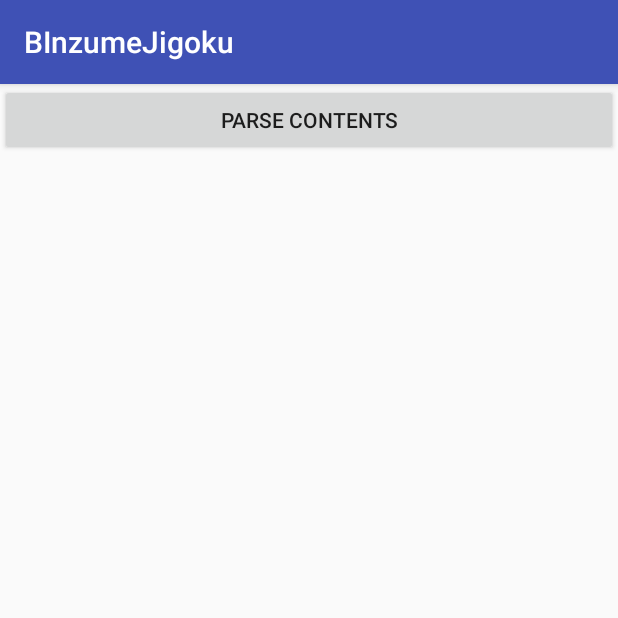
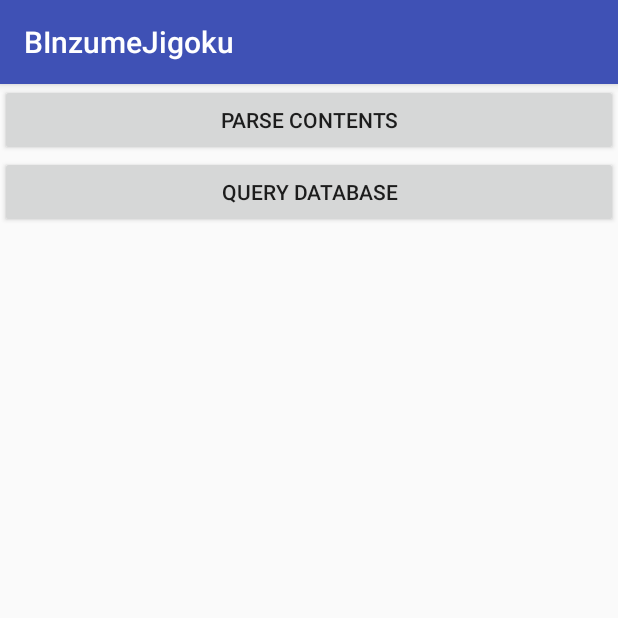
Before and after one commit to outerlet/BinzumeJigoku, an Android app: the screen it shows after launch (LaunchActivity), after a tap on "PARSE CONTENTS", on a phone screen of 412 x 824 dp, the top half of it. Run offline under Robolectric (Android 15) with nearby library versions, the phone set to English and light mode, and no system bars.

Commit message:
コンテンツの内容をDBに保存

```diff
--- a/app/src/main/assets/contents_binzume_jigoku.xml
+++ b/app/src/main/assets/contents_binzume_jigoku.xml
@@ -1,5 +1,5 @@
 <document>
-	<meta-data ruby_delimiter="|" />
+	<meta-data ruby_closure="^" ruby_delimiter="|" />
 	<section index="0">
 		<image src="bottle_letter" duration="0.5" effect="fade" chain="wait" />
 		<text>
--- a/app/src/main/java/jp/onetake/binzumejigoku/activity/LaunchActivity.java
+++ b/app/src/main/java/jp/onetake/binzumejigoku/activity/LaunchActivity.java
@@ -1,5 +1,7 @@
 package jp.onetake.binzumejigoku.activity;
 
+import android.database.Cursor;
+import android.database.sqlite.SQLiteDatabase;
 import android.support.v7.app.AppCompatActivity;
 import android.os.Bundle;
 import android.view.View;
@@ -7,23 +9,42 @@ import android.view.View;
 import org.xmlpull.v1.XmlPullParserException;
 
 import java.io.IOException;
-import java.io.InputStreamReader;
 
 import jp.onetake.binzumejigoku.R;
+import jp.onetake.binzumejigoku.contents.data.ContentsDbOpenHelper;
 import jp.onetake.binzumejigoku.contents.parser.ContentsParser;
 
-public class LaunchActivity extends AppCompatActivity {
+public class LaunchActivity extends AppCompatActivity implements View.OnClickListener {
 	@Override
 	protected void onCreate(Bundle savedInstanceState) {
 		super.onCreate(savedInstanceState);
 		setContentView(R.layout.activity_launch);
 
-		findViewById(R.id.button_check).setOnClickListener(new View.OnClickListener() {
-			@Override
-			public void onClick(View view) {
+		findViewById(R.id.button_parse_contents).setOnClickListener(this);
+		findViewById(R.id.button_query_database).setOnClickListener(this);
+	}
+
+	@Override
+	public void onClick(View view) {
+		switch (view.getId()) {
+			case R.id.button_parse_contents:
 				parseContents();
-			}
-		});
+				break;
+			case R.id.button_query_database:
+				query((new ContentsDbOpenHelper(this)).getReadableDatabase());
+				break;
+		}
+	}
+
+	private void query(SQLiteDatabase db) {
+		Cursor c = db.rawQuery("select id, section, sequence, type, value1, contents_text from tbl_contents", null);
+		c.moveToFirst();
+		for (int i = 0 ; i < c.getCount() ; i++) {
+			android.util.Log.i("CONTENTS-DB", "id = " + c.getString(0) + ", section = " + c.getString(1) + ", sequence = " + c.getString(2)
+					+ ", type = " + c.getString(3) + ", value1 = " + c.getString(4) + ", contents_text = " + c.getString(5));
+			c.moveToNext();
+		}
+		c.close();
 	}
 
 	private void parseContents() {
--- /dev/null
+++ b/app/src/main/java/jp/onetake/binzumejigoku/contents/common/ContentsHandler.java
@@ -0,0 +1,31 @@
+package jp.onetake.binzumejigoku.contents.common;
+
+public class ContentsHandler {
+	private static ContentsHandler mInstance;
+
+	private String mRubyDelimiter;
+	private String mRubyClosure;
+
+	public static ContentsHandler getInstance() {
+		if (mInstance == null) {
+			mInstance = new ContentsHandler();
+		}
+		return mInstance;
+	}
+
+	public void setRubyDelimiter(String delimiter) {
+		mRubyDelimiter = delimiter;
+	}
+
+	public void setRubyClosure(String closure) {
+		mRubyClosure = closure;
+	}
+
+	public String getRubyDelimiter() {
+		return mRubyDelimiter;
+	}
+
+	public String getRubyClosure() {
+		return mRubyClosure;
+	}
+}
--- a/app/src/main/java/jp/onetake/binzumejigoku/contents/def/ContentsType.java
+++ b/app/src/main/java/jp/onetake/binzumejigoku/contents/common/ContentsType.java
@@ -1,4 +1,4 @@
-package jp.onetake.binzumejigoku.contents.def;
+package jp.onetake.binzumejigoku.contents.common;
 
 public enum ContentsType {
 	Unknown,
--- /dev/null
+++ b/app/src/main/java/jp/onetake/binzumejigoku/contents/data/ContentsDbOpenHelper.java
@@ -0,0 +1,28 @@
+package jp.onetake.binzumejigoku.contents.data;
+
+import android.content.Context;
+import android.database.sqlite.SQLiteDatabase;
+import android.database.sqlite.SQLiteOpenHelper;
+
+import jp.onetake.binzumejigoku.R;
+
+public class ContentsDbOpenHelper extends SQLiteOpenHelper {
+	private Context mContext;
+
+	public ContentsDbOpenHelper(Context context) {
+		super(context, context.getString(R.string.db_name), null, context.getResources().getInteger(R.integer.db_version));
+
+		mContext = context;
+	}
+
+	@Override
+	public void onCreate(SQLiteDatabase db) {
+		db.execSQL(mContext.getString(R.string.db_create_contents_table_sql));
+	}
+
+	@Override
+	public void onUpgrade(SQLiteDatabase db, int oldVersion, int newVersion) {
+		db.execSQL(mContext.getString(R.string.db_drop_contents_table_sql));
+		onCreate(db);
+	}
+}
--- a/app/src/main/java/jp/onetake/binzumejigoku/contents/parser/ClearTextSource.java
+++ b/app/src/main/java/jp/onetake/binzumejigoku/contents/parser/ClearTextSource.java
@@ -1,12 +1,23 @@
 package jp.onetake.binzumejigoku.contents.parser;
+
+import android.content.Context;
+import android.database.sqlite.SQLiteDatabase;
 
 import org.xmlpull.v1.XmlPullParser;
 
-import jp.onetake.binzumejigoku.contents.def.ContentsType;
+import jp.onetake.binzumejigoku.contents.common.ContentsType;
 
-public class ClearTextSource extends Source {
-	public ClearTextSource(XmlPullParser parser) {
-		super(parser);
+public class ClearTextSource extends SectionChildSource {
+	/**
+	 * コンストラクタ
+	 * @param context      コンテキスト
+	 * @param parser       XMLの解析を担当するパーサー
+	 * @param database     コンテンツの各要素を保存するためのDBオブジェクト
+	 * @param sectionIndex このオブジェクトが属するセクションのインデックス値
+	 * @param sequence     通し番号
+	 */
+	public ClearTextSource(Context context, XmlPullParser parser, SQLiteDatabase database, int sectionIndex, int sequence) {
+		super(context, parser, database, sectionIndex, sequence);
 	}
 
 	@Override
--- a/app/src/main/java/jp/onetake/binzumejigoku/contents/parser/ContentsParser.java
+++ b/app/src/main/java/jp/onetake/binzumejigoku/contents/parser/ContentsParser.java
@@ -1,6 +1,7 @@
 package jp.onetake.binzumejigoku.contents.parser;
 
 import android.content.Context;
+import android.database.sqlite.SQLiteDatabase;
 import android.util.Xml;
 
 import org.xmlpull.v1.XmlPullParser;
@@ -9,37 +10,37 @@ import org.xmlpull.v1.XmlPullParserException;
 import java.io.IOException;
 import java.io.InputStreamReader;
 
-import jp.onetake.binzumejigoku.contents.def.ContentsType;
+import jp.onetake.binzumejigoku.contents.data.ContentsDbOpenHelper;
+import jp.onetake.binzumejigoku.contents.common.ContentsType;
 
 public class ContentsParser {
 	private Context mContext;
-	private XmlPullParser mXmlParser;
 
 	public ContentsParser(Context context) {
 		mContext = context;
 	}
 
 	public void parse(String fileName) throws IOException, XmlPullParserException {
-		try (InputStreamReader reader = new InputStreamReader(mContext.getAssets().open(fileName))) {
-			mXmlParser = Xml.newPullParser();
-			mXmlParser.setInput(reader);
+		InputStreamReader reader = new InputStreamReader(mContext.getAssets().open(fileName));
+		ContentsDbOpenHelper helper = new ContentsDbOpenHelper(mContext);
+		SQLiteDatabase database = helper.getWritableDatabase();
 
-			while (mXmlParser.next() != XmlPullParser.END_DOCUMENT) {
-				if (mXmlParser.getEventType() == XmlPullParser.START_TAG) {
-					switch (ContentsType.getValue(mXmlParser.getName())) {
+		XmlPullParser parser = Xml.newPullParser();
+		parser.setInput(reader);
+
+		while (parser.next() != XmlPullParser.END_DOCUMENT) {
+			if (parser.getEventType() == XmlPullParser.START_TAG) {
+				switch (ContentsType.getValue(parser.getName())) {
 					case MetaData:
-							(new MetaDataSource(mXmlParser)).parse();
+						(new MetaDataSource(mContext, parser, database)).parse();
 						break;
 					case Section:
-							(new SectionSource(mXmlParser)).parse();
+						(new SectionSource(mContext, parser, database)).parse();
 						break;
 					default:
 						break;
 				}
 			}
 		}
-		} catch (IOException | XmlPullParserException ex) {
-			throw ex;
 	}
 }
-}
--- a/app/src/main/java/jp/onetake/binzumejigoku/contents/parser/ImageSource.java
+++ b/app/src/main/java/jp/onetake/binzumejigoku/contents/parser/ImageSource.java
@@ -1,12 +1,34 @@
 package jp.onetake.binzumejigoku.contents.parser;
+
+import android.content.ContentValues;
+import android.content.Context;
+import android.database.sqlite.SQLiteDatabase;
 
 import org.xmlpull.v1.XmlPullParser;
 
-import jp.onetake.binzumejigoku.contents.def.ContentsType;
+import jp.onetake.binzumejigoku.contents.common.ContentsType;
 
-public class ImageSource extends Source {
-	public ImageSource(XmlPullParser parser) {
-		super(parser);
+public class ImageSource extends SectionChildSource {
+	/**
+	 * コンストラクタ
+	 * @param context      コンテキスト
+	 * @param parser       XMLの解析を担当するパーサー
+	 * @param database     コンテンツの各要素を保存するためのDBオブジェクト
+	 * @param sectionIndex このオブジェクトが属するセクションのインデックス値
+	 * @param sequence     通し番号
+	 */
+	public ImageSource(Context context, XmlPullParser parser, SQLiteDatabase database, int sectionIndex, int sequence) {
+		super(context, parser, database, sectionIndex, sequence);
+	}
+
+	@Override
+	public void save(ContentValues values) {
+		values.put("VALUE0", getAttribute("src"));
+		values.put("VALUE1", getAttribute("duration"));
+		values.put("VALUE2", getAttribute("effect"));
+		values.put("VALUE3", getAttribute("chain"));
+
+		super.save(values);
 	}
 
 	@Override
--- a/app/src/main/java/jp/onetake/binzumejigoku/contents/parser/MetaDataSource.java
+++ b/app/src/main/java/jp/onetake/binzumejigoku/contents/parser/MetaDataSource.java
@@ -1,12 +1,34 @@
 package jp.onetake.binzumejigoku.contents.parser;
 
+import android.content.Context;
+import android.database.sqlite.SQLiteDatabase;
+
 import org.xmlpull.v1.XmlPullParser;
+import org.xmlpull.v1.XmlPullParserException;
 
-import jp.onetake.binzumejigoku.contents.def.ContentsType;
+import java.io.IOException;
+
+import jp.onetake.binzumejigoku.contents.common.ContentsHandler;
+import jp.onetake.binzumejigoku.contents.common.ContentsType;
 
 public class MetaDataSource extends Source {
-	public MetaDataSource(XmlPullParser parser) {
-		super(parser);
+	/**
+	 * コンストラクタ
+	 * @param context  コンテキスト
+	 * @param parser   XMLの解析を担当するパーサー
+	 * @param database コンテンツの各要素を保存するためのDBオブジェクト
+	 */
+	public MetaDataSource(Context context, XmlPullParser parser, SQLiteDatabase database) {
+		super(context, parser, database);
+	}
+
+	@Override
+	public void parse() throws IOException, XmlPullParserException {
+		super.parse();
+
+		ContentsHandler handler = ContentsHandler.getInstance();
+		handler.setRubyDelimiter(getAttribute("ruby_delimiter"));
+		handler.setRubyClosure(getAttribute("ruby_closure"));
 	}
 
 	@Override
--- /dev/null
+++ b/app/src/main/java/jp/onetake/binzumejigoku/contents/parser/SectionChildSource.java
@@ -0,0 +1,45 @@
+package jp.onetake.binzumejigoku.contents.parser;
+
+import android.content.ContentValues;
+import android.content.Context;
+import android.database.sqlite.SQLiteDatabase;
+
+import org.xmlpull.v1.XmlPullParser;
+
+import jp.onetake.binzumejigoku.R;
+
+public abstract class SectionChildSource extends Source {
+	private int mSectionIndex;
+	private int mSequence;
+
+	/**
+	 * コンストラクタ
+	 * @param context		コンテキスト
+	 * @param parser		XMLの解析を担当するパーサー
+	 * @param database		コンテンツの各要素を保存するためのDBオブジェクト
+	 * @param sectionIndex	このオブジェクトが属するセクションのインデックス値
+	 * @param sequence		通し番号
+	 */
+	public SectionChildSource(Context context, XmlPullParser parser, SQLiteDatabase database, int sectionIndex, int sequence) {
+		super(context, parser, database);
+
+		mSectionIndex = sectionIndex;
+		mSequence = sequence;
+	}
+
+	protected int getSectionIndex() {
+		return mSectionIndex;
+	}
+
+	protected int getSequence() {
+		return mSequence;
+	}
+
+	public void save(ContentValues values) {
+		values.put("SECTION", getSectionIndex());
+		values.put("SEQUENCE", getSequence());
+		values.put("TYPE", getContentsType().toString());
+
+		getDatabase().insert(getContext().getString(R.string.db_contents_table_name), null, values);
+	}
+}
--- a/app/src/main/java/jp/onetake/binzumejigoku/contents/parser/SectionSource.java
+++ b/app/src/main/java/jp/onetake/binzumejigoku/contents/parser/SectionSource.java
@@ -1,42 +1,61 @@
 package jp.onetake.binzumejigoku.contents.parser;
+
+import android.content.ContentValues;
+import android.content.Context;
+import android.database.sqlite.SQLiteDatabase;
 
 import org.xmlpull.v1.XmlPullParser;
 import org.xmlpull.v1.XmlPullParserException;
 
 import java.io.IOException;
 
-import jp.onetake.binzumejigoku.contents.def.ContentsType;
+import jp.onetake.binzumejigoku.contents.common.ContentsType;
 
 public class SectionSource extends Source {
-	public SectionSource(XmlPullParser parser) {
-		super(parser);
+	/**
+	 * コンストラクタ
+	 * @param context  コンテキスト
+	 * @param parser   XMLの解析を担当するパーサー
+	 * @param database コンテンツの各要素を保存するためのDBオブジェクト
+	 */
+	public SectionSource(Context context, XmlPullParser parser, SQLiteDatabase database) {
+		super(context, parser, database);
 	}
 
 	@Override
 	public void parse() throws IOException, XmlPullParserException {
 		super.parse();
 
+		int index = Integer.parseInt(getAttribute("index"));
+		int sequence = 0;
 		while (true) {
 			if (getXmlParser().getEventType() == XmlPullParser.START_TAG) {
+				SectionChildSource source = null;
+
 				switch (ContentsType.getValue(getXmlParser().getName())) {
 					case Title:
-						(new TitleSource(getXmlParser())).parse();
+						source = new TitleSource(getContext(), getXmlParser(), getDatabase(), index, sequence++);
 						break;
 					case Image:
-						(new ImageSource(getXmlParser())).parse();
+						source = new ImageSource(getContext(), getXmlParser(), getDatabase(), index, sequence++);
 						break;
 					case Text:
-						(new TextSource(getXmlParser())).parse();
+						source = new TextSource(getContext(), getXmlParser(), getDatabase(), index, sequence++);
 						break;
 					case ClearText:
-						(new ClearTextSource(getXmlParser())).parse();
+						source = new ClearTextSource(getContext(), getXmlParser(), getDatabase(), index, sequence++);
 						break;
 					default:
 						break;
 				}
+
+				if (source != null) {
+					source.parse();
+					source.save(new ContentValues());
+				}
 			}
 
-			if (next()) {
+			if (!hasNext()) {
 				break;
 			}
 		}
--- a/app/src/main/java/jp/onetake/binzumejigoku/contents/parser/Source.java
+++ b/app/src/main/java/jp/onetake/binzumejigoku/contents/parser/Source.java
@@ -1,4 +1,7 @@
 package jp.onetake.binzumejigoku.contents.parser;
+
+import android.content.Context;
+import android.database.sqlite.SQLiteDatabase;
 
 import org.xmlpull.v1.XmlPullParser;
 import org.xmlpull.v1.XmlPullParserException;
@@ -7,21 +10,27 @@ import java.io.IOException;
 import java.util.HashMap;
 import java.util.Map;
 
-import jp.onetake.binzumejigoku.contents.def.ContentsType;
+import jp.onetake.binzumejigoku.contents.common.ContentsType;
 
 /**
  * ストーリーが記録されているXMLをパースする際、各要素に対応したオブジェクトを生成するがそれらに共通するロジックを定義した基底クラス
  */
 public abstract class Source {
 	private Map<String, String> mAttributeMap;
+	private Context mContext;
 	private XmlPullParser mXmlParser;
+	private SQLiteDatabase mDatabase;
 
 	/**
 	 * コンストラクタ
+	 * @param context	コンテキスト
 	 * @param parser	XMLの解析を担当するパーサー
+	 * @param database	コンテンツの各要素を保存するためのDBオブジェクト
 	 */
-	public Source(XmlPullParser parser) {
+	public Source(Context context, XmlPullParser parser, SQLiteDatabase database) {
+		mContext = context;
 		mXmlParser = parser;
+		mDatabase = database;
 	}
 
 	/**
@@ -43,14 +52,6 @@ public abstract class Source {
 			for (int i = 0 ; i < mXmlParser.getAttributeCount() ; i++) {
 				mAttributeMap.put(mXmlParser.getAttributeName(i), mXmlParser.getAttributeValue(i));
 			}
-
-			StringBuilder strbld = new StringBuilder();
-			int idx = 0;
-			for (String key : mAttributeMap.keySet()) {
-				strbld.append(key + " = " + mAttributeMap.get(key) + ((idx++ < mAttributeMap.size() - 1) ? ", " : ""));
-			}
-
-			android.util.Log.i(getContentsType().toString().toUpperCase(), strbld.toString());
 		}
 	}
 
@@ -63,6 +64,10 @@ public abstract class Source {
 		return mAttributeMap.get(name);
 	}
 
+	protected Context getContext() {
+		return mContext;
+	}
+
 	/**
 	 * XMLの解析に使っているパーサを返却する
 	 * @return	XMLパーサ
@@ -72,14 +77,22 @@ public abstract class Source {
 	}
 
 	/**
+	 * コンテンツを保存するためのデータベースを取得する
+	 * @return	データベース
+	 */
+	protected SQLiteDatabase getDatabase() {
+		return mDatabase;
+	}
+
+	/**
 	 * XmlPullParserのnextメソッドを呼び出して読み込み位置を先に進める
 	 * クラスに対応した要素の閉じタグに到達した場合はfalseを返す
-	 * @return	要素の閉じタグに到達した場合はfalse、それ以外はtrue
+	 * @return	次の要素に進めるならtrue、要素の閉じタグに到達した場合はfalse
 	 * @throws IOException
 	 * @throws XmlPullParserException
 	 */
-	protected boolean next() throws IOException, XmlPullParserException {
-		return (mXmlParser.next() == XmlPullParser.END_TAG && ContentsType.getValue(mXmlParser.getName()) == getContentsType());
+	protected boolean hasNext() throws IOException, XmlPullParserException {
+		return (mXmlParser.next() != XmlPullParser.END_TAG || ContentsType.getValue(mXmlParser.getName()) != getContentsType());
 	}
 
 	/**
--- a/app/src/main/java/jp/onetake/binzumejigoku/contents/parser/TextSource.java
+++ b/app/src/main/java/jp/onetake/binzumejigoku/contents/parser/TextSource.java
@@ -1,39 +1,60 @@
 package jp.onetake.binzumejigoku.contents.parser;
+
+import android.content.ContentValues;
+import android.content.Context;
+import android.database.sqlite.SQLiteDatabase;
 
 import org.xmlpull.v1.XmlPullParser;
 import org.xmlpull.v1.XmlPullParserException;
 
 import java.io.IOException;
 
-import jp.onetake.binzumejigoku.contents.def.ContentsType;
+import jp.onetake.binzumejigoku.contents.common.ContentsHandler;
+import jp.onetake.binzumejigoku.contents.common.ContentsType;
 import jp.onetake.binzumejigoku.util.Utility;
 
-public class TextSource extends Source {
-	public TextSource(XmlPullParser parser) {
-		super(parser);
+public class TextSource extends SectionChildSource {
+	private StringBuilder mTextBuffer;
+
+	/**
+	 * コンストラクタ
+	 * @param context      コンテキスト
+	 * @param parser       XMLの解析を担当するパーサー
+	 * @param database     コンテンツの各要素を保存するためのDBオブジェクト
+	 * @param sectionIndex このオブジェクトが属するセクションのインデックス値
+	 * @param sequence     通し番号
+	 */
+	public TextSource(Context context, XmlPullParser parser, SQLiteDatabase database, int sectionIndex, int sequence) {
+		super(context, parser, database, sectionIndex, sequence);
+
+		mTextBuffer = new StringBuilder();
 	}
 
 	@Override
 	public void parse() throws IOException, XmlPullParserException {
 		super.parse();
 
-		boolean isRuby = false;
-
 		while (true) {
 			int eventType = getXmlParser().getEventType();
 
 			if (eventType == XmlPullParser.TEXT) {
-				String text = Utility.format(getXmlParser().getText());
-				android.util.Log.i(getContentsType().toString().toUpperCase(), "text = " + text + ", Ruby? = " + isRuby);
+				mTextBuffer.append(Utility.format(getXmlParser().getText()));
 			} else if (getXmlParser().getName().equalsIgnoreCase("ruby")
 					&& (eventType == XmlPullParser.START_TAG || eventType == XmlPullParser.END_TAG)) {
-				isRuby = (eventType == XmlPullParser.START_TAG);
+				mTextBuffer.append(ContentsHandler.getInstance().getRubyClosure());
 			}
 
-			if (next()) {
+			if (!hasNext()) {
 				break;
 			}
 		}
+	}
+
+	@Override
+	public void save(ContentValues values) {
+		values.put("CONTENTS_TEXT", mTextBuffer.toString());
+
+		super.save(values);
 	}
 
 	@Override
--- a/app/src/main/java/jp/onetake/binzumejigoku/contents/parser/TitleSource.java
+++ b/app/src/main/java/jp/onetake/binzumejigoku/contents/parser/TitleSource.java
@@ -1,16 +1,30 @@
 package jp.onetake.binzumejigoku.contents.parser;
+
+import android.content.ContentValues;
+import android.content.Context;
+import android.database.sqlite.SQLiteDatabase;
 
 import org.xmlpull.v1.XmlPullParser;
 import org.xmlpull.v1.XmlPullParserException;
 
 import java.io.IOException;
 
-import jp.onetake.binzumejigoku.contents.def.ContentsType;
+import jp.onetake.binzumejigoku.contents.common.ContentsType;
 import jp.onetake.binzumejigoku.util.Utility;
 
-public class TitleSource extends Source {
-	public TitleSource(XmlPullParser parser) {
-		super(parser);
+public class TitleSource extends SectionChildSource {
+	private String mTitle = null;
+
+	/**
+	 * コンストラクタ
+	 * @param context      コンテキスト
+	 * @param parser       XMLの解析を担当するパーサー
+	 * @param database     コンテンツの各要素を保存するためのDBオブジェクト
+	 * @param sectionIndex このオブジェクトが属するセクションのインデックス値
+	 * @param sequence     通し番号
+	 */
+	public TitleSource(Context context, XmlPullParser parser, SQLiteDatabase database, int sectionIndex, int sequence) {
+		super(context, parser, database, sectionIndex, sequence);
 	}
 
 	@Override
@@ -19,14 +33,20 @@ public class TitleSource extends Source {
 
 		while (true) {
 			if (getXmlParser().getEventType() == XmlPullParser.TEXT) {
-				String title = Utility.format(getXmlParser().getText());
-				android.util.Log.i(getContentsType().toString().toUpperCase(), title);
+				mTitle = Utility.format(getXmlParser().getText());
 			}
 
-			if (next()) {
+			if (!hasNext()) {
 				break;
 			}
 		}
+	}
+
+	@Override
+	public void save(ContentValues values) {
+		values.put("CONTENTS_TEXT", mTitle);
+
+		super.save(values);
 	}
 
 	@Override
--- a/app/src/main/res/layout/activity_launch.xml
+++ b/app/src/main/res/layout/activity_launch.xml
@@ -7,10 +7,17 @@
 	android:orientation="vertical">
 
 	<Button
-		android:id="@+id/button_check"
+		android:id="@+id/button_parse_contents"
 		android:layout_width="match_parent"
 		android:layout_height="wrap_content"
 		android:text="Parse Contents"
 		/>
 
+	<Button
+		android:id="@+id/button_query_database"
+		android:layout_width="match_parent"
+		android:layout_height="wrap_content"
+		android:text="Query Database"
+		/>
+
 </LinearLayout>
--- /dev/null
+++ b/app/src/main/res/values/database.xml
@@ -0,0 +1,28 @@
+<?xml version="1.0" encoding="utf-8"?>
+<resources>
+	<string name="db_name">db_binzume_jigoku</string>
+	<integer name="db_version">1</integer>
+	<string name="db_contents_table_name">TBL_CONTENTS</string>
+	<string name="db_create_contents_table_sql">
+		create table TBL_CONTENTS (
+				ID integer primary key,
+				SECTION integer not null,
+				SEQUENCE integer not null,
+				TYPE text not null,
+				VALUE0 text,
+				VALUE1 text,
+				VALUE2 text,
+				VALUE3 text,
+				VALUE4 text,
+				VALUE5 text,
+				VALUE6 text,
+				VALUE7 text,
+				VALUE8 text,
+				VALUE9 text,
+				CONTENTS_TEXT text,
+				unique(SECTION, SEQUENCE))
+	</string>
+	<string name="db_drop_contents_table_sql">
+		drop table TBL_CONTENTS
+	</string>
+</resources>
```
Lines whose indentation alone changed are shown as unchanged.
